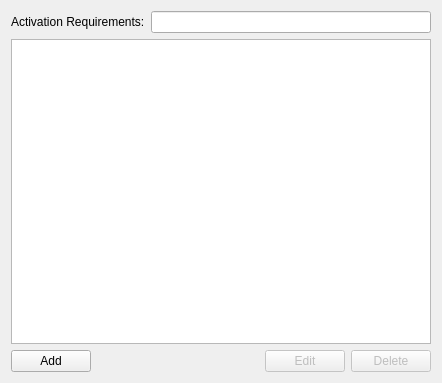
Old version of the form simonlib/simoncontextcoreui/compoundconditionsettings.ui in the repository KDE/simon.
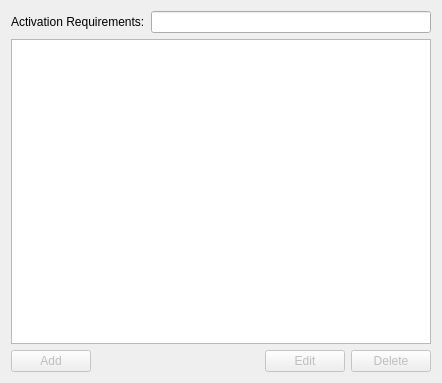
New version of the form. Custom widgets are drawn as their Qt base class.

Patch:
```diff
--- a/simonlib/simoncontextcoreui/compoundconditionsettings.ui
+++ b/simonlib/simoncontextcoreui/compoundconditionsettings.ui
@@ -55,6 +55,9 @@
     <layout class="QHBoxLayout" name="horizontalLayout">
      <item>
       <widget class="QPushButton" name="pbNewCondition">
+       <property name="enabled">
+        <bool>false</bool>
+       </property>
        <property name="text">
         <string>Add</string>
        </property>
```
